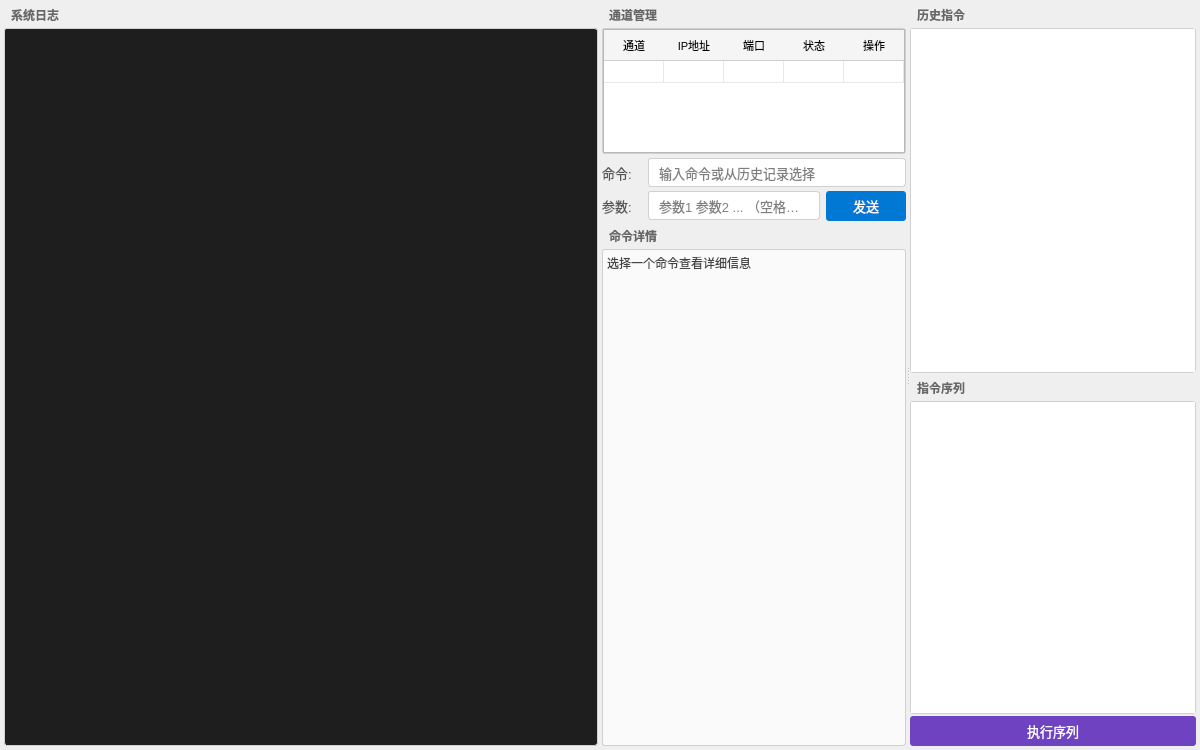
Qt form plugins/MIX_debug_plugin/MIX_debug_plugin.ui (cn33331/MIX-test) before a commit.
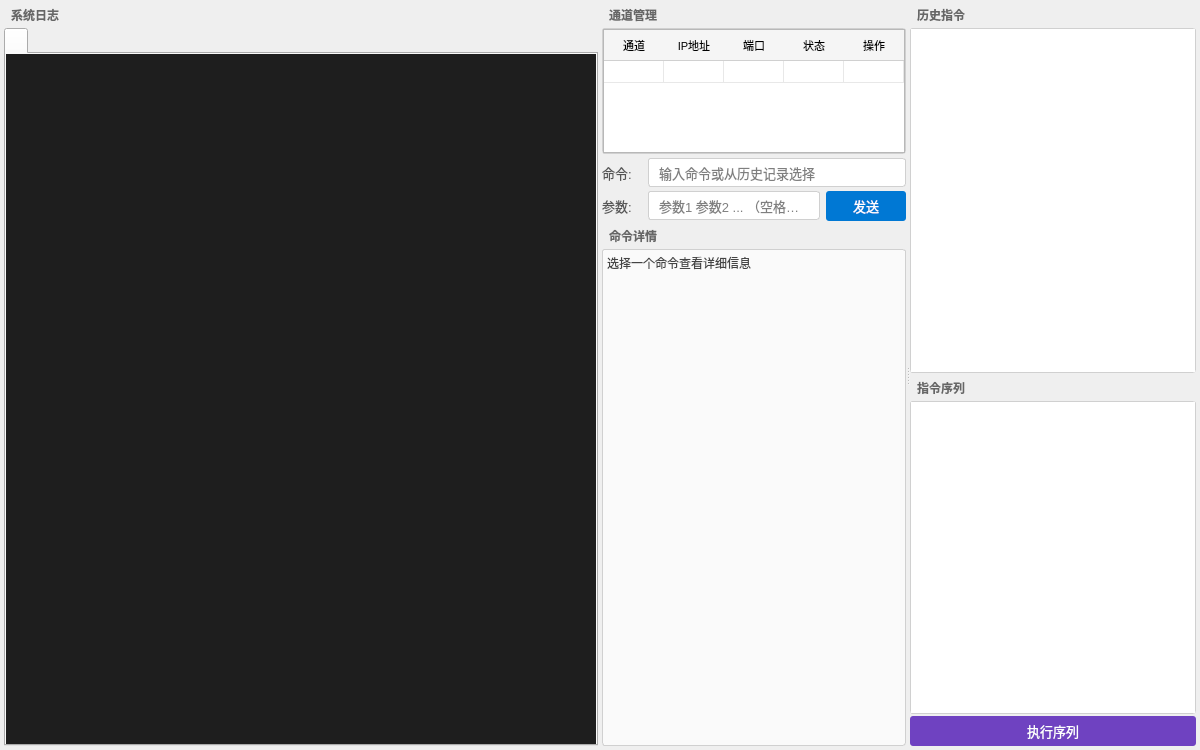
The same form after that commit.

Commit message: mix plugin增加多通道日志功能

Patch:
```diff
--- a/plugins/MIX_debug_plugin/MIX_debug_plugin.ui
+++ b/plugins/MIX_debug_plugin/MIX_debug_plugin.ui
@@ -65,13 +65,16 @@
         </widget>
        </item>
        <item>
+        <widget class="QTabWidget" name="logTabWidget">
+         <property name="styleSheet">
+          <string>QTabWidget::tab-bar { alignment: left; } QTabWidget::tab { padding: 4px 12px; font-size: 12px; } QTabWidget::tab:selected { background: #e8f0fe; border-color: #0078d4; } QTextEdit { font-family: "SF Mono", Monaco, Menlo, monospace; font-size: 12px; background: #1e1e1e; color: #d4d4d4; border: none; }</string>
+         </property>
         <widget class="QTextEdit" name="logText">
          <property name="readOnly">
           <bool>true</bool>
          </property>
-         <property name="styleSheet">
-          <string>QTextEdit { font-family: "SF Mono", Monaco, Menlo, monospace; font-size: 12px; background: #1e1e1e; color: #d4d4d4; border: 1px solid #d0d0d0; border-radius: 3px; }</string>
-         </property>
+         </widget>
+         <tabstop>logText</tabstop>
         </widget>
        </item>
       </layout>
```
Lines whose indentation alone changed are shown as unchanged. The commit also changes 2 other files.
